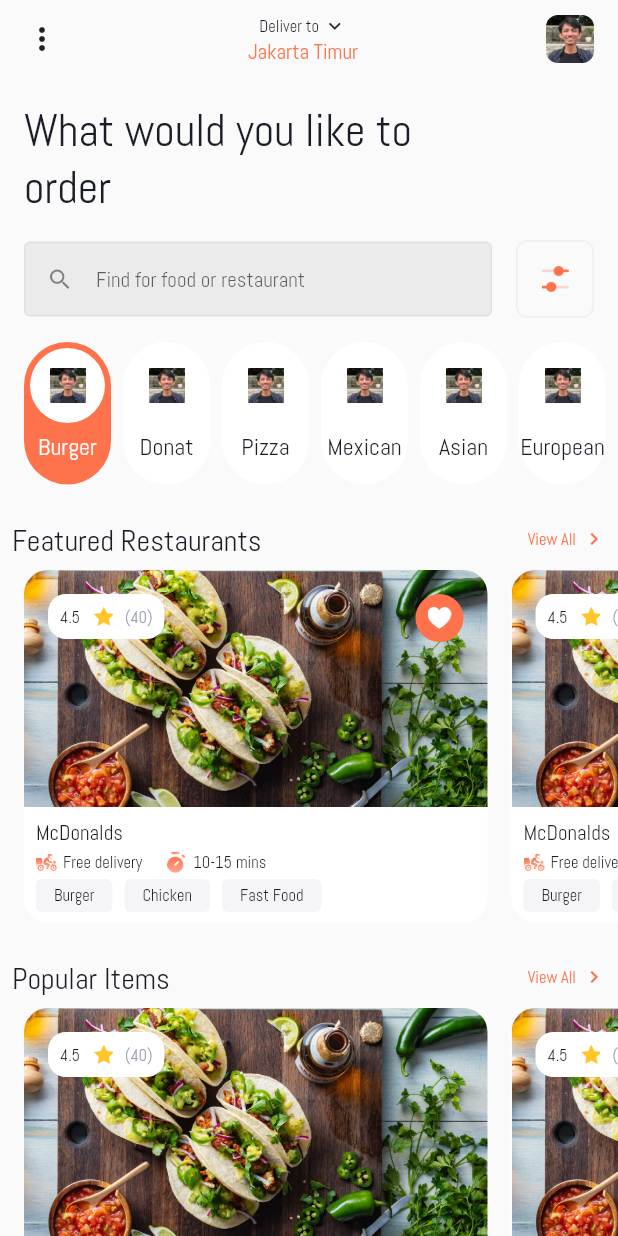
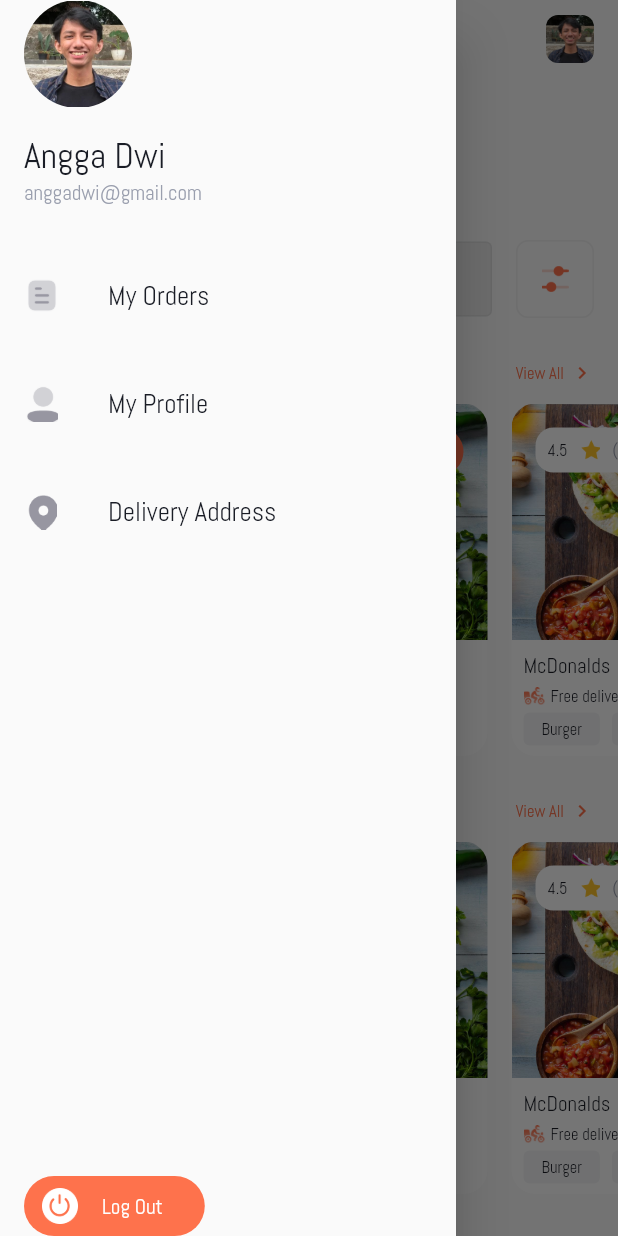
Before and after one commit to blackmenthor/flutter_food_order, a Flutter app: the screen it shows after launch, with the side drawer open (before the commit the screen has no drawer), on a phone screen of 412 x 824 dp. Run offline on Flutter 3.47's test engine with Material 2 defaults, Android fonts, the phone set to English and light mode, and no system bars; our stand-ins replace firebase_core, flutter_native_splash; accounts and stored records are empty; project files that could hold a hidden picture were left out.

Commit message:
restaurants page

```diff
--- a/lib/ui/components/featured_restaurants_item.dart
+++ b/lib/ui/components/featured_restaurants_item.dart
@@ -1,4 +1,5 @@
 import 'package:flutter/material.dart';
+import 'package:flutter_food_order/ui/pages/restaurant_detail/restaurant_detail_page.dart';
 import 'package:flutter_food_order/ui/theme/colors.dart';
 import 'package:flutter_food_order/ui/utils/extensions.dart';
 import 'package:flutter_food_order/ui/utils/images.dart';
@@ -27,7 +28,11 @@ class FeaturedRestaurantsItem extends StatelessWidget {
 
   @override
   Widget build(BuildContext context) {
-    return Container(
+    return InkWell(
+      onTap: () {
+        context.push(builder: (ctx) => const RestaurantDetailPage());
+      },
+      child: Container(
         margin: const EdgeInsets.only(right: 16.0),
         decoration: BoxDecoration(
           borderRadius: BorderRadius.circular(16.0),
@@ -170,6 +175,7 @@ class FeaturedRestaurantsItem extends StatelessWidget {
             const SizedBox(height: 8.0,),
           ],
         ),
+      ),
     );
   }
 }
--- a/lib/ui/components/home_appbar.dart
+++ b/lib/ui/components/home_appbar.dart
@@ -3,7 +3,12 @@ import 'package:flutter_food_order/ui/utils/extensions.dart';
 import 'package:flutter_food_order/ui/utils/images.dart';
 
 class HomeAppBar extends StatelessWidget with PreferredSizeWidget {
-  const HomeAppBar({Key? key}) : super(key: key);
+  const HomeAppBar({
+    Key? key,
+    required this.scaffoldKey,
+  }) : super(key: key);
+
+  final GlobalKey<ScaffoldState> scaffoldKey;
 
   @override
   Widget build(BuildContext context) {
@@ -19,7 +24,7 @@ class HomeAppBar extends StatelessWidget with PreferredSizeWidget {
             children: [
               InkWell(
                 onTap: () {
-                  // TODO: OPEN DRAWER
+                  scaffoldKey.currentState?.openDrawer();
                 },
                 child: const Icon(
                   Icons.more_vert,
--- /dev/null
+++ b/lib/ui/pages/home/components/navigation_drawer.dart
@@ -0,0 +1,146 @@
+import 'package:flutter/material.dart';
+import 'package:flutter_food_order/ui/theme/colors.dart';
+import 'package:flutter_food_order/ui/utils/extensions.dart';
+import 'package:flutter_food_order/ui/utils/images.dart';
+
+class NavigationDrawer extends StatelessWidget {
+  const NavigationDrawer({
+    Key? key,
+  }) : super(key: key);
+
+  @override
+  Widget build(BuildContext context) {
+    return Drawer(
+      child: SafeArea(
+        child: Padding(
+          padding: const EdgeInsets.symmetric(horizontal: 16.0),
+          child: Column(
+            mainAxisAlignment: MainAxisAlignment.start,
+            crossAxisAlignment: CrossAxisAlignment.start,
+            children: [
+              // TODO: DATA
+              ClipRRect(
+                borderRadius: BorderRadius.circular(48.0),
+                child: Image.asset(
+                  Images.icAngga,
+                  height: 72.0,
+                  width: 72.0,
+                ),
+              ),
+              const SizedBox(height: 16.0,),
+              Text(
+                'Angga Dwi',
+                style: context.textTheme.bodyLarge?.copyWith(
+                  fontSize: 24.0,
+                ),
+              ),
+              Text(
+                'anggadwi@gmail.com',
+                style: context.textTheme.bodyMedium?.copyWith(
+                  color: ThemeColors.greyColor,
+                ),
+              ),
+              const SizedBox(
+                height: 32.0,
+              ),
+              ListTile(
+                onTap: () {
+                  // TODO: ONTAP
+                },
+                leading: Image.asset(
+                  Images.icOrders,
+                  height: 24.0,
+                  width: 24.0,
+                ),
+                contentPadding: EdgeInsets.zero,
+                title: Text(
+                  'My Orders',
+                  style: context.textTheme.bodyMedium?.copyWith(
+                    fontSize: 18.0,
+                  ),
+                ),
+              ),
+              const SizedBox(
+                height: 16.0,
+              ),
+              ListTile(
+                onTap: () {
+                  // TODO: ONTAP
+                },
+                leading: Image.asset(
+                  Images.icProfile,
+                  height: 24.0,
+                  width: 24.0,
+                ),
+                contentPadding: EdgeInsets.zero,
+                title: Text(
+                  'My Profile',
+                  style: context.textTheme.bodyMedium?.copyWith(
+                    fontSize: 18.0,
+                  ),
+                ),
+              ),
+              const SizedBox(
+                height: 16.0,
+              ),
+              ListTile(
+                onTap: () {
+                  // TODO: ONTAP
+                },
+                leading: Image.asset(
+                  Images.icLocation,
+                  height: 24.0,
+                  width: 24.0,
+                ),
+                contentPadding: EdgeInsets.zero,
+                title: Text(
+                  'Delivery Address',
+                  style: context.textTheme.bodyMedium?.copyWith(
+                    fontSize: 18.0,
+                  ),
+                ),
+              ),
+              const Spacer(),
+              InkWell(
+                onTap: () {
+                  // TODO: LOGOUT
+                },
+                child: IntrinsicWidth(
+                  child: Container(
+                    decoration: BoxDecoration(
+                      color: context.colors.primary,
+                      borderRadius: BorderRadius.circular(32.0),
+                    ),
+                    padding: const EdgeInsets.symmetric(
+                      horizontal: 12.0,
+                      vertical: 8.0,
+                    ),
+                    child: Row(
+                      mainAxisAlignment: MainAxisAlignment.start,
+                      crossAxisAlignment: CrossAxisAlignment.center,
+                      children: [
+                        Image.asset(
+                          Images.icPower,
+                          height: 24.0,
+                          width: 24.0,
+                        ),
+                        const SizedBox(width: 16.0,),
+                        Text(
+                          'Log Out',
+                          style: context.textTheme.bodyMedium?.copyWith(
+                            color: Colors.white,
+                          ),
+                        ),
+                        const SizedBox(width: 16.0,),
+                      ],
+                    ),
+                  ),
+                ),
+              ),
+            ],
+          ),
+        ),
+      ),
+    );
+  }
+}
--- a/lib/ui/pages/home/home_page.dart
+++ b/lib/ui/pages/home/home_page.dart
@@ -2,6 +2,7 @@ import 'package:flutter/material.dart';
 import 'package:flutter_food_order/ui/components/featured_restaurants_item.dart';
 import 'package:flutter_food_order/ui/components/food_category_item.dart';
 import 'package:flutter_food_order/ui/components/home_appbar.dart';
+import 'package:flutter_food_order/ui/pages/home/components/navigation_drawer.dart';
 import 'package:flutter_food_order/ui/theme/colors.dart';
 import 'package:flutter_food_order/ui/utils/extensions.dart';
 import 'package:flutter_food_order/ui/utils/images.dart';
@@ -17,6 +18,7 @@ class HomePage extends StatefulWidget {
 
 class _HomePageState extends State<HomePage> {
 
+  final GlobalKey<ScaffoldState> _scaffoldKey = GlobalKey();
   late TextEditingController _searchCtrl;
 
   @override
@@ -143,7 +145,7 @@ class _HomePageState extends State<HomePage> {
 
   Widget _featuredRestaurantsTitle(BuildContext context)
   => Padding(
-    padding: const EdgeInsets.symmetric(horizontal: 8.0),
+    padding: const EdgeInsets.symmetric(horizontal: 16.0),
     child: Row(
       mainAxisAlignment: MainAxisAlignment.start,
       crossAxisAlignment: CrossAxisAlignment.center,
@@ -221,7 +223,7 @@ class _HomePageState extends State<HomePage> {
 
   Widget _popularItemsTitle(BuildContext context)
   => Padding(
-    padding: const EdgeInsets.symmetric(horizontal: 8.0),
+    padding: const EdgeInsets.symmetric(horizontal: 16.0),
     child: Row(
       mainAxisAlignment: MainAxisAlignment.start,
       crossAxisAlignment: CrossAxisAlignment.center,
@@ -303,8 +305,8 @@ class _HomePageState extends State<HomePage> {
         _topTitle(context),
         const SizedBox(height: 16.0,),
         _searchBox(context),
-        const SizedBox(height: 16.0,),
-        _foodCategoryList(context),
+        // const SizedBox(height: 16.0,),
+        // _foodCategoryList(context),
         const SizedBox(height: 24.0,),
         _featuredRestaurantsTitle(context),
         const SizedBox(height: 8.0,),
@@ -319,7 +321,11 @@ class _HomePageState extends State<HomePage> {
   @override
   Widget build(BuildContext context) {
     return Scaffold(
-      appBar: const HomeAppBar(),
+      key: _scaffoldKey,
+      appBar: HomeAppBar(
+        scaffoldKey: _scaffoldKey,
+      ),
+      drawer: const NavigationDrawer(),
       body: _buildBody(context),
     );
   }
--- a/lib/ui/utils/images.dart
+++ b/lib/ui/utils/images.dart
@@ -11,4 +11,10 @@ class Images {
   static String get icDeliveryTime => 'ic_delivery_time.png'.toLocalAssetPath();
   static String get icHeart => 'ic_heart.png'.toLocalAssetPath();
   static String get icStar => 'ic_star.png'.toLocalAssetPath();
+  static String get icLocation => 'ic_location.png'.toLocalAssetPath();
+  static String get icOrders => 'ic_orders.png'.toLocalAssetPath();
+  static String get icPower => 'ic_power.png'.toLocalAssetPath();
+  static String get icProfile => 'ic_profile.png'.toLocalAssetPath();
+  static String get pizza => 'pizza.png'.toLocalAssetPath();
+  static String get icCart => 'ic_cart.png'.toLocalAssetPath();
 }
```
Also changed, not shown: lib/ui/components/menu_item_card.dart (added, +158 -0 lines), lib/ui/pages/restaurant_detail/restaurant_detail_page.dart (added, +217 -0 lines), res/images/ic_cart.png (added), res/images/ic_location.png (added), res/images/ic_orders.png (added), res/images/ic_power.png (added), res/images/ic_profile.png (added), res/images/pizza.png (added). Lines whose indentation alone changed are shown as unchanged.
